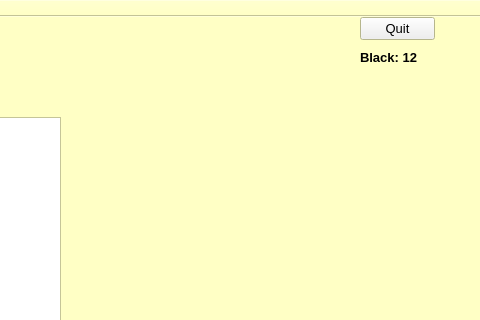
Old version of the form mainwindow.ui in the repository JuliaNortman/Project; both pictures show x 170 to 650 and y 0 to 320 of the 650 by 650 pixel window.
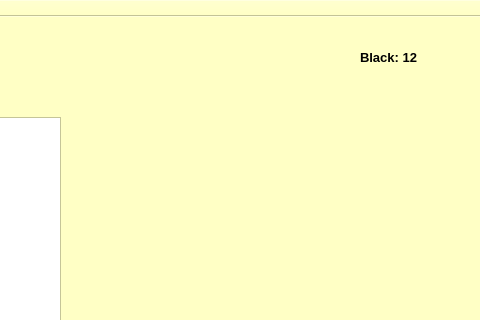
New version of the form.

Commit message: Add Game class

```diff
--- a/mainwindow.ui
+++ b/mainwindow.ui
@@ -216,19 +216,6 @@
      </rect>
     </property>
    </widget>
-   <widget class="QPushButton" name="quitButton">
-    <property name="geometry">
-     <rect>
-      <x>530</x>
-      <y>0</y>
-      <width>75</width>
-      <height>23</height>
-     </rect>
-    </property>
-    <property name="text">
-     <string>Quit</string>
-    </property>
-   </widget>
   </widget>
   <widget class="QMenuBar" name="menuBar">
    <property name="geometry">
```
The commit also changes 15 other files.
